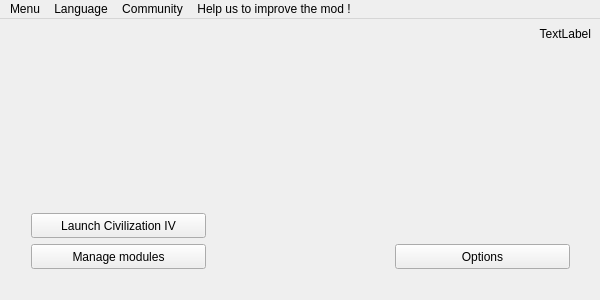
Qt form checker/w_main.ui (dbkblk/rand_launcher) before a commit.
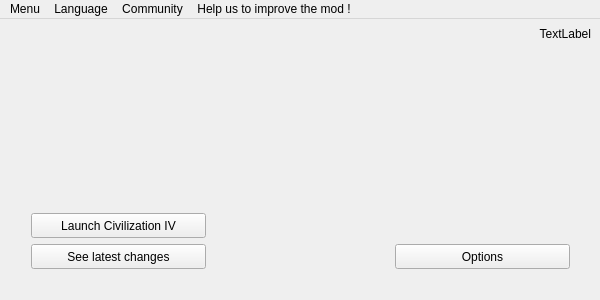
The same form after that commit.

```diff
--- a/checker/w_main.ui
+++ b/checker/w_main.ui
@@ -143,7 +143,7 @@
           </size>
          </property>
          <property name="text">
-          <string>Manage modules</string>
+          <string>See latest changes</string>
          </property>
         </widget>
        </item>
```
Left out of the diff: 56 changed lines with no effect on the pictures.
